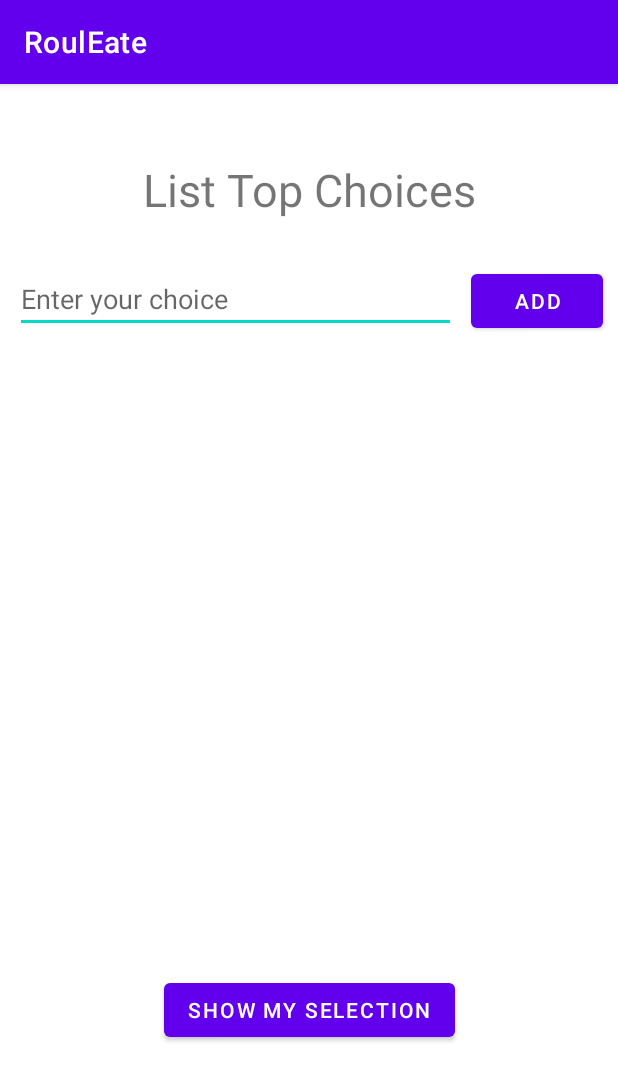
After one commit to Android-CodePath/capstone-project, an Android app: the AddChoicesActivity screen opened directly, with no data from a screen before it, on a phone screen of 412 x 824 dp. The commit adds this screen. Shown: the top 1081 px of the screen. Run offline under Robolectric (Android 15) with nearby library versions, the phone set to English and light mode, and no system bars.

Commit message:
Set up the enter choices layout, created Activity to handle the logic of it

```diff
--- a/app/src/main/AndroidManifest.xml
+++ b/app/src/main/AndroidManifest.xml
@@ -9,6 +9,9 @@
         android:roundIcon="@mipmap/ic_launcher_round"
         android:supportsRtl="true"
         android:theme="@style/Theme.RoulEate">
+        <activity
+            android:name=".AddChoicesActivity"
+            android:exported="false" />
         <activity
             android:name=".MainActivity"
             android:exported="true"
--- /dev/null
+++ b/app/src/main/java/com/example/rouleate/AddChoicesActivity.kt
@@ -0,0 +1,22 @@
+package com.example.rouleate
+
+import androidx.appcompat.app.AppCompatActivity
+import android.os.Bundle
+import android.view.View
+import android.widget.Button
+
+class AddChoicesActivity : AppCompatActivity() {
+
+    // Holds the list of choices, this will most likely change once we have the database set up
+    val listOfChoices = mutableListOf<String>()
+
+    override fun onCreate(savedInstanceState: Bundle?) {
+        super.onCreate(savedInstanceState)
+        setContentView(R.layout.activity_add_choices)
+
+        // Register when user clicks on the add button
+        findViewById<Button>(R.id.add_button).setOnClickListener{
+
+        }
+    }
+}
--- /dev/null
+++ b/app/src/main/java/com/example/rouleate/TaskItemAdapter.kt
@@ -0,0 +1,30 @@
+package com.example.rouleate
+
+import android.view.View
+import android.view.ViewGroup
+import androidx.appcompat.view.menu.ActionMenuItemView
+import androidx.recyclerview.widget.RecyclerView
+
+/*
+* Tells the recyclerView how to display the data that is given
+* This is needed to bridge the reclycerview
+* */
+class TaskItemAdapter(val listOfChoices: List<String>): RecyclerView.Adapter<TaskItemAdapter.ViewHolder>() {
+
+    inner class ViewHolder(itemView: View) : RecyclerView.ViewHolder(itemView){
+        // TODO Not yet implemented
+
+    }
+
+    override fun onCreateViewHolder(parent: ViewGroup, viewType: Int): ViewHolder {
+       TODO("Not yet implemented")
+    }
+
+    override fun onBindViewHolder(holder: ViewHolder, position: Int) {
+        TODO("Not yet implemented")
+    }
+
+    override fun getItemCount(): Int {
+        TODO("Not yet implemented")
+    }
+}
--- a/app/src/main/java/com/example/rouleate/ui/home/HomeFragment.kt
+++ b/app/src/main/java/com/example/rouleate/ui/home/HomeFragment.kt
@@ -7,9 +7,10 @@ import android.view.ViewGroup
 import android.widget.TextView
 import androidx.fragment.app.Fragment
 import androidx.lifecycle.ViewModelProvider
+import com.example.rouleate.R
 import com.example.rouleate.databinding.FragmentHomeBinding
 
-class HomeFragment : Fragment() {
+class HomeFragment : Fragment()  {
 
     private var _binding: FragmentHomeBinding? = null
 
@@ -35,6 +36,17 @@ class HomeFragment : Fragment() {
         return root
     }
 
+    /*
+    * 4/14/2022:
+    * This function will load the add_choices_activity layout
+    * Need a button widget in the fragment_home layout that activates the transition
+    * Maybe this is not the correct place to have this transition because
+    * setContentView is needed, and this function is not part of the fragment class
+    * */
+    fun loadAddChoicesLayout(v: View){
+        // TODO: define function, add a button widget
+    }
+
     override fun onDestroyView() {
         super.onDestroyView()
         _binding = null
--- a/app/src/main/java/com/example/rouleate/ui/home/HomeViewModel.kt
+++ b/app/src/main/java/com/example/rouleate/ui/home/HomeViewModel.kt
@@ -10,4 +10,6 @@ class HomeViewModel : ViewModel() {
         value = "This is home Fragment"
     }
     val text: LiveData<String> = _text
+
+
 }
--- /dev/null
+++ b/app/src/main/res/layout/activity_add_choices.xml
@@ -0,0 +1,73 @@
+<?xml version="1.0" encoding="utf-8"?>
+<androidx.constraintlayout.widget.ConstraintLayout xmlns:android="http://schemas.android.com/apk/res/android"
+    xmlns:app="http://schemas.android.com/apk/res-auto"
+    xmlns:tools="http://schemas.android.com/tools"
+    android:layout_width="match_parent"
+    android:layout_height="match_parent"
+    android:layout_gravity="center_horizontal">
+
+
+    <TextView
+        android:id="@+id/textView"
+        android:layout_width="wrap_content"
+        android:layout_height="wrap_content"
+        android:paddingLeft="80sp"
+        android:paddingTop="50sp"
+        android:paddingRight="80sp"
+        android:text="List Top Choices"
+        android:textSize="30sp"
+        app:layout_constraintEnd_toEndOf="parent"
+        app:layout_constraintStart_toStartOf="parent"
+        app:layout_constraintTop_toTopOf="parent" />
+
+    <ImageView
+        android:id="@+id/imageView"
+        android:layout_width="wrap_content"
+        android:layout_height="wrap_content"
+        android:paddingTop="20sp"
+        app:layout_constraintEnd_toEndOf="parent"
+        app:layout_constraintStart_toStartOf="parent"
+        app:layout_constraintTop_toBottomOf="@+id/textView"
+        tools:srcCompat="@tools:sample/avatars" />
+
+    <Button
+        android:id="@+id/add_button"
+        android:layout_width="wrap_content"
+        android:layout_height="wrap_content"
+        android:text="Add"
+        android:layout_margin="10dp"
+        app:layout_constraintEnd_toEndOf="parent"
+        app:layout_constraintTop_toBottomOf="@+id/imageView" />
+
+    <EditText
+        android:id="@+id/et_enter_choices"
+        android:layout_width="0dp"
+        android:layout_height="wrap_content"
+        android:hint="Enter your choice"
+        android:layout_margin="10dp"
+        app:layout_constraintEnd_toStartOf="@+id/add_button"
+        app:layout_constraintStart_toStartOf="parent"
+        app:layout_constraintTop_toBottomOf="@+id/imageView" />
+
+    <androidx.recyclerview.widget.RecyclerView
+        android:id="@+id/rv_list_choices"
+        android:layout_width="match_parent"
+        android:layout_height="300dp"
+        android:paddingLeft="20dp"
+        android:paddingTop="20dp"
+        android:paddingEnd="20dp"
+        android:paddingRight="20dp"
+        app:layout_constraintEnd_toEndOf="parent"
+        app:layout_constraintStart_toStartOf="parent"
+        app:layout_constraintTop_toBottomOf="@+id/et_enter_choices" />
+
+    <Button
+        android:id="@+id/selection_button"
+        android:layout_width="wrap_content"
+        android:layout_height="wrap_content"
+        android:text="Show my selection"
+        app:layout_constraintBottom_toBottomOf="parent"
+        app:layout_constraintEnd_toEndOf="parent"
+        app:layout_constraintStart_toStartOf="parent"
+        app:layout_constraintTop_toBottomOf="@+id/rv_list_choices" />
+</androidx.constraintlayout.widget.ConstraintLayout>
--- a/build.gradle
+++ b/build.gradle
@@ -2,7 +2,7 @@
 plugins {
     id 'com.android.application' version '7.1.2' apply false
     id 'com.android.library' version '7.1.2' apply false
-    id 'org.jetbrains.kotlin.android' version '1.6.10' apply false
+    id 'org.jetbrains.kotlin.android' version '1.6.20' apply false
 }
 
 task clean(type: Delete) {
```
